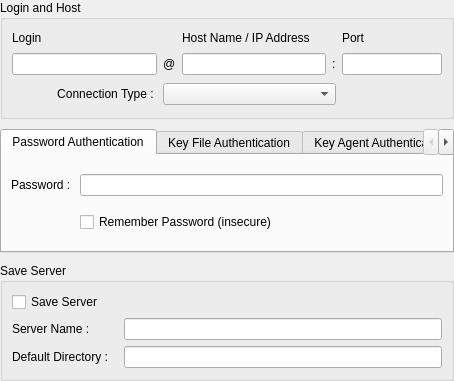
This is ssh/serverconfigwidget.ui in PonyEdit/PonyEdit as Qt 5 draws it before an edit. The edited form follows.
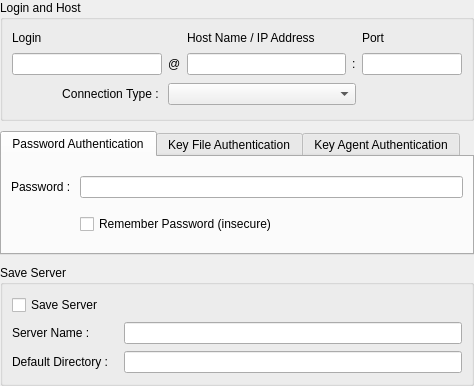
This is the edited form.

```diff
--- a/ssh/serverconfigwidget.ui
+++ b/ssh/serverconfigwidget.ui
@@ -6,10 +6,16 @@
    <rect>
     <x>0</x>
     <y>0</y>
-    <width>454</width>
-    <height>381</height>
+    <width>474</width>
+    <height>386</height>
    </rect>
   </property>
+  <property name="minimumSize">
+   <size>
+    <width>0</width>
+    <height>386</height>
+   </size>
+  </property>
   <property name="windowTitle">
    <string>Form</string>
   </property>
@@ -151,6 +157,12 @@
        <verstretch>0</verstretch>
       </sizepolicy>
      </property>
+     <property name="minimumSize">
+      <size>
+       <width>0</width>
+       <height>0</height>
+      </size>
+     </property>
      <property name="currentIndex">
       <number>0</number>
      </property>
```
